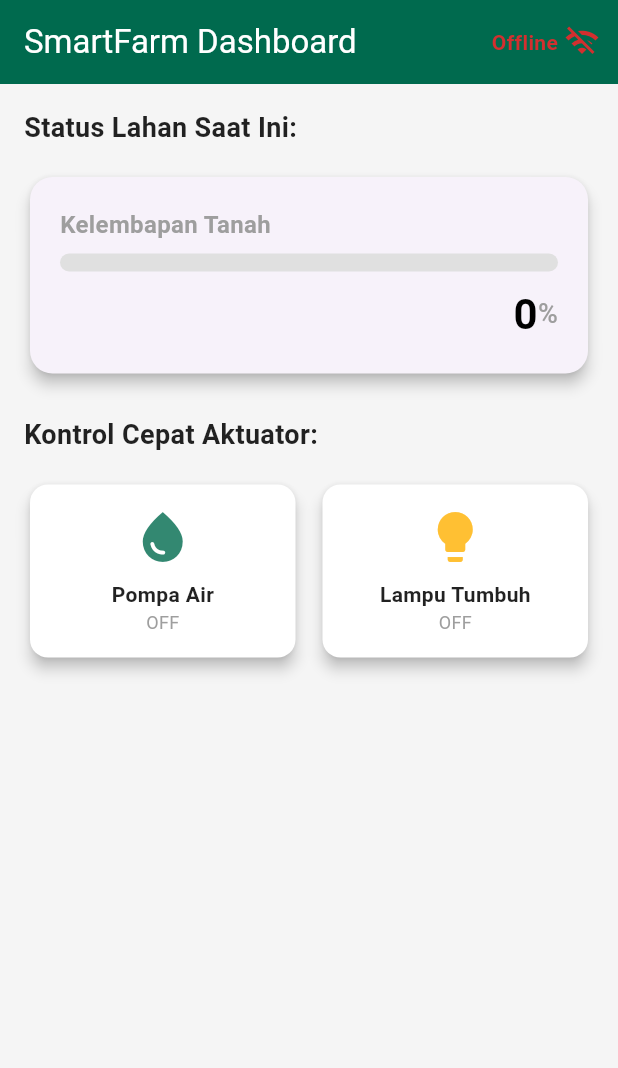
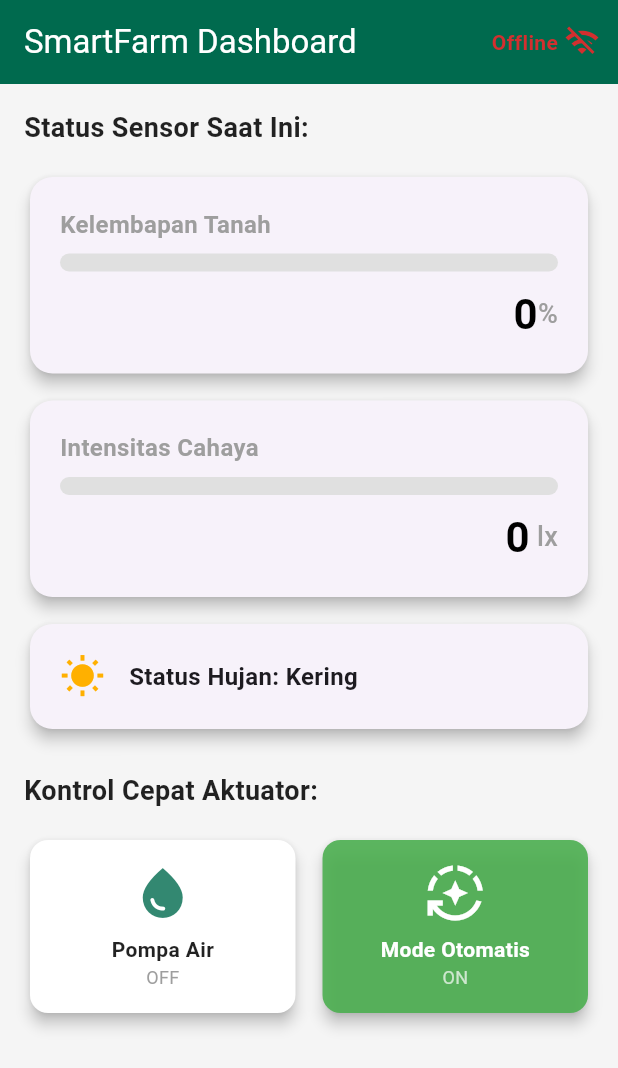
Before and after one commit to AndyAldy/aplikasi_monitoring, a Flutter app: the screen it shows after launch, after a tap on "Pompa Air", on a phone screen of 412 x 824 dp. Shown: the top 1068 px of the screen. Run offline on Flutter 3.47's test engine with Material 3 defaults, Android fonts, the phone set to English and light mode, and no system bars; our stand-ins replace firebase_core; missing offline and left inert: mqtt_client; accounts and stored records are empty.

Commit message:
modifying topics untuk lebih menyesuaikan kebutuhan realnya

```diff
--- a/lib/core/constants.dart
+++ b/lib/core/constants.dart
@@ -1,18 +1,19 @@
-// lib/core/constants.dart
 import 'package:flutter/material.dart';
 
-// Palet Warna (Sesuai saran UI/UX)
+// Palet Warna
 class AppColors {
-  static const Color primary = Color(0xFF006A4E); // Hijau Tua
-  static const Color secondary = Color(0xFFFFB000); // Kuning Amber
+  static const Color primary = Color(0xFF006A4E);
+  static const Color secondary = Color(0xFFFFB000);
   static const Color background = Color(0xFFF5F5F5);
   static const Color error = Color(0xFFD32F2F);
-  static const Color accent = Color(0xFF4CAF50); // Hijau Cerah
+  static const Color accent = Color(0xFF4CAF50);
 }
 
-// Topik MQTT
 class MqttTopics {
   static const String kelembapan = "/smartfarm/data/kelembapan";
+  static const String cahaya = "/smartfarm/data/cahaya";
+  static const String hujan = "/smartfarm/data/hujan";
   static const String pompaControl = "/smartfarm/control/pompa";
+  static const String mode = "/smartfarm/control/mode";
   static const String statusOnline = "/smartfarm/status";
 }
--- a/lib/data/sensor_data.dart
+++ b/lib/data/sensor_data.dart
@@ -3,14 +3,19 @@ import 'package:flutter/material.dart';
 
 class SensorData extends ChangeNotifier {
   int _kelembapan = 0;
+  int _cahaya = 0;
+  bool _isHujan = false;
   bool _isPompaOn = false;
   bool _isOnline = false;
+  bool _isManualMode = false;
 
   int get kelembapan => _kelembapan;
+  int get cahaya => _cahaya;
+  bool get isHujan => _isHujan;
   bool get isPompaOn => _isPompaOn;
   bool get isOnline => _isOnline;
+  bool get isManualMode => _isManualMode;
 
-  // Dipanggil oleh MqttService saat ada data sensor baru
   void updateKelembapan(int newValue) {
     if (_kelembapan != newValue) {
       _kelembapan = newValue;
@@ -18,7 +23,20 @@ class SensorData extends ChangeNotifier {
     }
   }
 
-  // Dipanggil oleh MqttService (dari ESP32) untuk menyinkronkan status
+  void updateCahaya(int newValue) {
+    if (_cahaya != newValue) {
+      _cahaya = newValue;
+      notifyListeners();
+    }
+  }
+
+  void updateHujan(bool isHujan) {
+    if (_isHujan != isHujan) {
+      _isHujan = isHujan;
+      notifyListeners();
+    }
+  }
+
   void setPompaStatus(bool status) {
     if (_isPompaOn != status) {
         _isPompaOn = status;
@@ -26,14 +44,13 @@ class SensorData extends ChangeNotifier {
     }
   }
 
-  // Dipanggil oleh DashboardPage untuk mengirim perintah ke Pompa (statusnya dibalik)
-  // (Fungsi ini akan kita hapus dan pindahkan logikanya ke DashboardPage)
-  // void togglePompa() {
-  //   _isPompaOn = !_isPompaOn;
-  //   notifyListeners();
-  // }
+  void setMode(bool isManual) {
+    if (_isManualMode != isManual) {
+        _isManualMode = isManual;
+        notifyListeners();
+    }
+  }
 
-  // Metode untuk memperbarui status koneksi ESP32
   void updateStatus(bool online) {
     if (_isOnline != online) {
       _isOnline = online;
--- a/lib/presentation/pages/dashboard.dart
+++ b/lib/presentation/pages/dashboard.dart
@@ -5,7 +5,7 @@ import 'package:aplikasi_monitoring/core/constants.dart';
 import 'package:aplikasi_monitoring/data/sensor_data.dart';
 import 'package:aplikasi_monitoring/presentation/widgets/control_tile.dart';
 import 'package:aplikasi_monitoring/presentation/widgets/data_gauge.dart';
-import 'package:aplikasi_monitoring/services/mqtt_services.dart'; // Wajib diimpor
+import 'package:aplikasi_monitoring/services/mqtt_services.dart';
 
 class DashboardPage extends StatelessWidget {
   const DashboardPage({super.key});
@@ -13,14 +13,12 @@ class DashboardPage extends StatelessWidget {
   @override
   Widget build(BuildContext context) {
     // Akses MqttService (digunakan untuk ACTION/publish)
-    // listen: false karena kita hanya butuh MqttService untuk memanggil fungsi, bukan membangun UI
     final mqttService = Provider.of<MqttService>(context, listen: false);
 
     // Gunakan Consumer untuk mendengarkan perubahan pada SensorData
     return Consumer<SensorData>(
       builder: (context, sensorData, child) {
         return Scaffold(
-          // ... (AppBar tetap sama) ...
           appBar: AppBar(
             title: const Text('SmartFarm Dashboard', style: TextStyle(color: Colors.white)),
             backgroundColor: AppColors.primary,
@@ -51,16 +49,46 @@ class DashboardPage extends StatelessWidget {
             child: Column(
               crossAxisAlignment: CrossAxisAlignment.start,
               children: [
+                // ================== DATA SENSOR ===================
                 const Text(
-                  "Status Lahan Saat Ini:",
+                  "Status Sensor Saat Ini:",
                   style: TextStyle(fontSize: 18, fontWeight: FontWeight.bold, color: Colors.black87),
                 ),
                 const SizedBox(height: 16),
 
-                // --- Visualisasi Kelembapan
                 DataGauge(
                   title: 'Kelembapan Tanah',
                   value: sensorData.kelembapan,
+                ),
+                const SizedBox(height: 10),
+
+                DataGauge(
+                  title: 'Intensitas Cahaya',
+                  value: sensorData.cahaya,
+                  unit: ' lx',
+                ),
+                const SizedBox(height: 10),
+
+                Card(
+                  elevation: 4,
+                  shape: RoundedRectangleBorder(borderRadius: BorderRadius.circular(15)),
+                  child: Padding(
+                    padding: const EdgeInsets.all(20.0),
+                    child: Row(
+                      children: [
+                        Icon(
+                          sensorData.isHujan ? Icons.grain : Icons.wb_sunny,
+                          size: 30,
+                          color: sensorData.isHujan ? Colors.blue : AppColors.secondary,
+                        ),
+                        const SizedBox(width: 16),
+                        Text(
+                          'Status Hujan: ${sensorData.isHujan ? "Hujan" : "Kering"}',
+                          style: const TextStyle(fontSize: 16, fontWeight: FontWeight.w600),
+                        ),
+                      ],
+                    ),
+                  ),
                 ),
 
                 const SizedBox(height: 24),
@@ -70,7 +98,6 @@ class DashboardPage extends StatelessWidget {
                 ),
                 const SizedBox(height: 16),
 
-                // --- Kontrol Pompa dan lainnya
                 GridView.count(
                   crossAxisCount: 2,
                   shrinkWrap: true,
@@ -93,12 +120,13 @@ class DashboardPage extends StatelessWidget {
                       },
                     ),
                     ControlTile(
-                      title: 'Lampu Tumbuh',
-                      icon: Icons.lightbulb,
-                      isActive: false,
-                      color: AppColors.secondary,
+                      title: 'Mode Otomatis',
+                      icon: Icons.auto_mode,
+                      isActive: !sensorData.isManualMode, // Mode Otomatis aktif jika isManualMode false
+                      color: AppColors.accent,
                       onTap: () {
-                        // Logika kontrol lampu tumbuh
+                        String newMode = sensorData.isManualMode ? "OTOMATIS" : "MANUAL";
+                        mqttService.publishControl(MqttTopics.mode, newMode);
                       },
                     ),
                   ],
--- a/lib/services/mqtt_services.dart
+++ b/lib/services/mqtt_services.dart
@@ -6,7 +6,7 @@ import 'package:aplikasi_monitoring/data/sensor_data.dart'; // Import model data
 
 class MqttService {
   late MqttServerClient client;
-  final SensorData _sensorData; // Tambahkan referensi ke SensorData
+  final SensorData _sensorData;
 
   // Constructor baru untuk menerima SensorData
   MqttService({required SensorData sensorData}) : _sensorData = sensorData;
@@ -24,15 +24,21 @@ class MqttService {
     } on Exception catch (e) {
       print('MQTT connection failed: $e');
       client.disconnect();
+      // Tambahkan ini untuk update status UI jika koneksi gagal
+      _sensorData.updateStatus(false);
     }
 
     if (client.connectionStatus!.state == MqttConnectionState.connected) {
       print('MQTT client connected');
       _sensorData.updateStatus(true); // Update status koneksi di UI
 
+      // Berlangganan semua topik data dan kontrol
       client.subscribe(MqttTopics.kelembapan, MqttQos.atMostOnce);
+      client.subscribe(MqttTopics.cahaya, MqttQos.atMostOnce);
+      client.subscribe(MqttTopics.hujan, MqttQos.atMostOnce);
+      client.subscribe(MqttTopics.pompaControl, MqttQos.atMostOnce);
+      client.subscribe(MqttTopics.mode, MqttQos.atMostOnce);
       client.subscribe(MqttTopics.statusOnline, MqttQos.atMostOnce);
-      client.subscribe(MqttTopics.pompaControl, MqttQos.atMostOnce); // Langganan untuk balasan/konfirmasi
 
       // Setup listener untuk pesan masuk
       client.updates?.listen((List<MqttReceivedMessage<MqttMessage>> c) {
@@ -57,24 +63,36 @@ class MqttService {
         } catch (e) {
             print("Error parsing kelembapan payload: $e");
         }
+    } else if (topic == MqttTopics.cahaya) {
+        try {
+            int cahayaValue = int.parse(payload);
+            _sensorData.updateCahaya(cahayaValue);
+        } catch (e) {
+            print("Error parsing cahaya payload: $e");
+        }
+    } else if (topic == MqttTopics.hujan) {
+        _sensorData.updateHujan(payload == 'Hujan');
     } else if (topic == MqttTopics.statusOnline) {
-         _sensorData.updateStatus(payload == 'online');
+        _sensorData.updateStatus(payload == 'online');
     } else if (topic == MqttTopics.pompaControl) {
-        // Update status pompa berdasarkan pesan dari ESP32
         _sensorData.setPompaStatus(payload == 'ON');
+    } else if (topic == MqttTopics.mode) {
+        _sensorData.setMode(payload == 'MANUAL');
     }
   }
 
-  // Ganti nama publish menjadi publishControl agar lebih jelas fungsinya
+  // Metode untuk mengirim perintah kontrol (dipanggil oleh Dashboard)
   void publishControl(String topic, String message) {
     if (client.connectionStatus?.state == MqttConnectionState.connected) {
       final builder = MqttClientPayloadBuilder();
       builder.addString(message);
       client.publishMessage(topic, MqttQos.atLeastOnce, builder.payload!);
 
-      // Update status pompa secara optimistik di UI (opsional, tapi baik)
+      // Update status UI secara optimistik
       if (topic == MqttTopics.pompaControl) {
           _sensorData.setPompaStatus(message == 'ON');
+      } else if (topic == MqttTopics.mode) {
+          _sensorData.setMode(message == 'MANUAL');
       }
     } else {
        print('MQTT client not connected. Command not sent.');
```
Also changed, not shown: lib/main.dart (+1 -14 lines), 1 other file.
